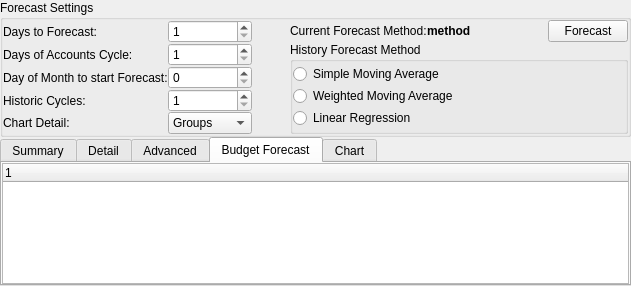
Old version of the form kmymoney/plugins/views/forecast/kforecastview.ui in the repository KDE/kmymoney.
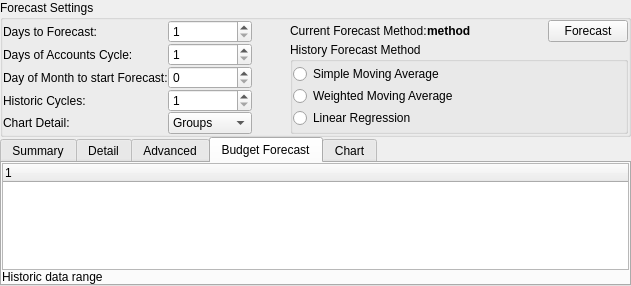
New version of the form. The open tabs and pages were chosen to show the change. Custom widgets are drawn as their Qt base class.

Commit message:
Provide information about historic date range used for forecast
In some cases it might be unclear to the user why the budget information
in the forecast does not show the expected result. Since this is based
on the transactions found in a specific date range, displaying this date
range may help the user to understand what is going on.

```diff
--- a/kmymoney/plugins/views/forecast/kforecastview.ui
+++ b/kmymoney/plugins/views/forecast/kforecastview.ui
@@ -429,6 +429,13 @@
          </column>
         </widget>
        </item>
+       <item>
+        <widget class="QLabel" name="m_budgetHistoryRange">
+         <property name="text">
+          <string notr="true">Historic data range</string>
+         </property>
+        </widget>
+       </item>
       </layout>
      </widget>
      <widget class="QWidget" name="m_tabChart">
@@ -452,12 +459,6 @@
    <extends>QComboBox</extends>
    <header>kcombobox.h</header>
   </customwidget>
-  <customwidget>
-   <class>QTabWidget</class>
-   <extends>QTabWidget</extends>
-   <header>ktabwidget.h</header>
-   <container>1</container>
-  </customwidget>
   <customwidget>
    <class>KTextEdit</class>
    <extends>QTextEdit</extends>
```
Left out of the diff: 61 changed lines with no effect on the pictures. The commit also changes 5 other files.
